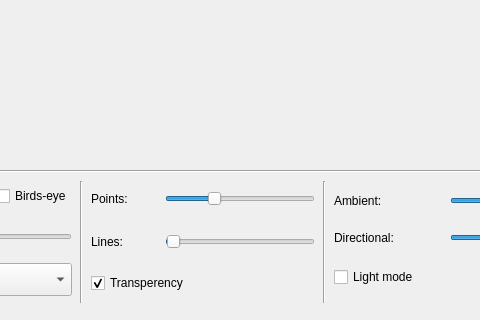
First picture: the form in src/gui/ui/MainWindow.ui, repository urosjarc/optimization, before the edit; both pictures show x 507 to 987 and y 307 to 627 of the 1506 by 627 pixel window.
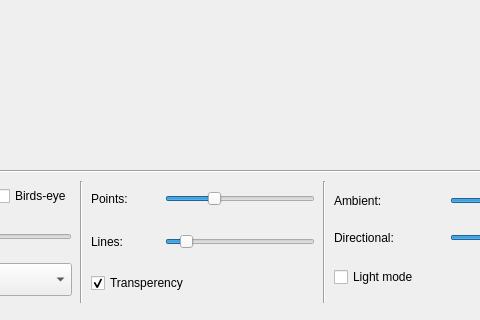
Second picture: the form after the edit.

Diff of the .ui file:
```diff
--- a/src/gui/ui/MainWindow.ui
+++ b/src/gui/ui/MainWindow.ui
@@ -558,7 +558,7 @@
              <number>3</number>
             </property>
             <property name="value">
-             <number>1</number>
+             <number>10</number>
             </property>
             <property name="orientation">
              <enum>Qt::Horizontal</enum>
```
